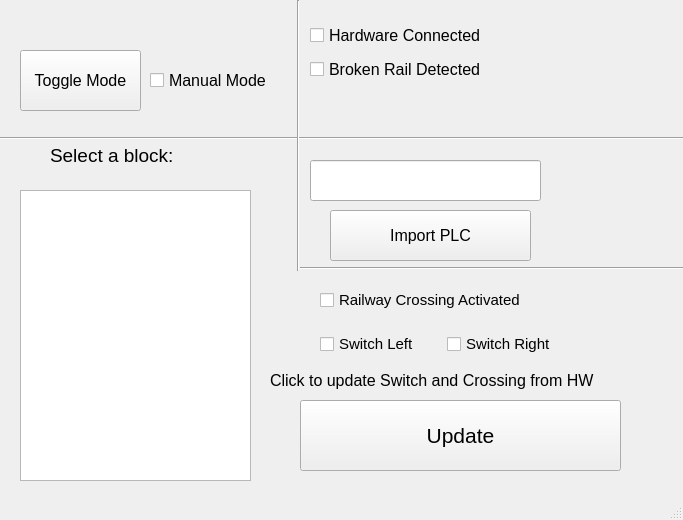
Before: the Qt Designer form HWTrackController/hwtcinterface.ui in JHarnishfeger/ECE1140_Conductors, drawn with Qt 5.
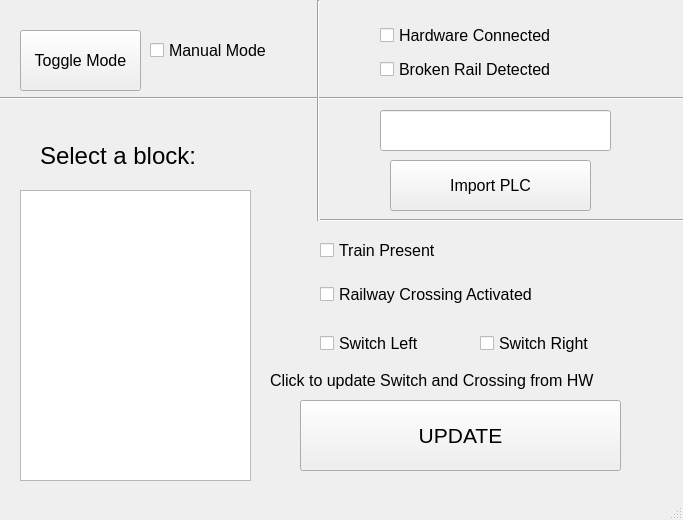
After: the same form once the commit is applied.

```diff
--- a/HWTrackController/hwtcinterface.ui
+++ b/HWTrackController/hwtcinterface.ui
@@ -18,7 +18,7 @@
     <property name="geometry">
      <rect>
       <x>20</x>
-      <y>50</y>
+      <y>30</y>
       <width>121</width>
       <height>61</height>
      </rect>
@@ -36,7 +36,7 @@
     <property name="geometry">
      <rect>
       <x>150</x>
-      <y>70</y>
+      <y>40</y>
       <width>151</width>
       <height>20</height>
      </rect>
@@ -65,21 +65,21 @@
      </font>
     </property>
     <property name="text">
-     <string>Update</string>
+     <string>UPDATE</string>
     </property>
    </widget>
    <widget class="QLabel" name="label">
     <property name="geometry">
      <rect>
-      <x>50</x>
+      <x>40</x>
       <y>140</y>
-      <width>171</width>
+      <width>221</width>
       <height>31</height>
      </rect>
     </property>
     <property name="font">
      <font>
-      <pointsize>14</pointsize>
+      <pointsize>18</pointsize>
      </font>
     </property>
     <property name="text">
@@ -120,7 +120,7 @@
     <property name="geometry">
      <rect>
       <x>0</x>
-      <y>130</y>
+      <y>90</y>
       <width>721</width>
       <height>16</height>
      </rect>
@@ -132,12 +132,17 @@
    <widget class="Line" name="line_2">
     <property name="geometry">
      <rect>
-      <x>290</x>
+      <x>310</x>
       <y>0</y>
-      <width>16</width>
-      <height>271</height>
+      <width>17</width>
+      <height>221</height>
      </rect>
     </property>
+    <property name="font">
+     <font>
+      <pointsize>12</pointsize>
+     </font>
+    </property>
     <property name="orientation">
      <enum>Qt::Vertical</enum>
     </property>
@@ -145,10 +150,10 @@
    <widget class="Line" name="line_3">
     <property name="geometry">
      <rect>
-      <x>300</x>
-      <y>260</y>
-      <width>421</width>
-      <height>16</height>
+      <x>320</x>
+      <y>210</y>
+      <width>401</width>
+      <height>20</height>
      </rect>
     </property>
     <property name="orientation">
@@ -158,8 +163,8 @@
    <widget class="QLineEdit" name="lineEdit">
     <property name="geometry">
      <rect>
-      <x>310</x>
-      <y>160</y>
+      <x>380</x>
+      <y>110</y>
       <width>231</width>
       <height>41</height>
      </rect>
@@ -176,8 +181,8 @@
    <widget class="QPushButton" name="pushButton_3">
     <property name="geometry">
      <rect>
-      <x>330</x>
-      <y>210</y>
+      <x>390</x>
+      <y>160</y>
       <width>201</width>
       <height>51</height>
      </rect>
@@ -210,14 +215,14 @@
     <property name="geometry">
      <rect>
       <x>320</x>
-      <y>290</y>
+      <y>279</y>
       <width>281</width>
-      <height>20</height>
+      <height>31</height>
      </rect>
     </property>
     <property name="font">
      <font>
-      <pointsize>11</pointsize>
+      <pointsize>12</pointsize>
      </font>
     </property>
     <property name="text">
@@ -227,7 +232,7 @@
    <widget class="QWidget" name="layoutWidget">
     <property name="geometry">
      <rect>
-      <x>310</x>
+      <x>380</x>
       <y>20</y>
       <width>217</width>
       <height>65</height>
@@ -266,41 +271,59 @@
      </item>
     </layout>
    </widget>
-   <widget class="QWidget" name="layoutWidget">
+   <widget class="QCheckBox" name="LeftBox">
     <property name="geometry">
      <rect>
       <x>320</x>
       <y>330</y>
-      <width>248</width>
-      <height>28</height>
+      <width>125</width>
+      <height>26</height>
      </rect>
     </property>
-    <layout class="QHBoxLayout" name="horizontalLayout">
-     <item>
-      <widget class="QCheckBox" name="LeftBox">
-       <property name="font">
-        <font>
-         <pointsize>11</pointsize>
-        </font>
-       </property>
-       <property name="text">
-        <string>Switch Left</string>
-       </property>
-      </widget>
-     </item>
-     <item>
-      <widget class="QCheckBox" name="RightBox">
-       <property name="font">
-        <font>
-         <pointsize>11</pointsize>
-        </font>
-       </property>
-       <property name="text">
-        <string>Switch Right</string>
-       </property>
-      </widget>
-     </item>
-    </layout>
+    <property name="font">
+     <font>
+      <pointsize>12</pointsize>
+     </font>
+    </property>
+    <property name="text">
+     <string>Switch Left</string>
+    </property>
+   </widget>
+   <widget class="QCheckBox" name="RightBox">
+    <property name="geometry">
+     <rect>
+      <x>480</x>
+      <y>330</y>
+      <width>151</width>
+      <height>26</height>
+     </rect>
+    </property>
+    <property name="font">
+     <font>
+      <pointsize>12</pointsize>
+     </font>
+    </property>
+    <property name="text">
+     <string>Switch Right</string>
+    </property>
+   </widget>
+   <widget class="QCheckBox" name="TrainPresentBox">
+    <property name="geometry">
+     <rect>
+      <x>320</x>
+      <y>240</y>
+      <width>151</width>
+      <height>20</height>
+     </rect>
+    </property>
+    <property name="font">
+     <font>
+      <pointsize>12</pointsize>
+     </font>
+    </property>
+    <property name="text">
+     <string>Train Present</string>
+    </property>
    </widget>
   </widget>
   <widget class="QMenuBar" name="menubar">
```
Left out of the diff: 6 changed lines with no effect on the pictures.
